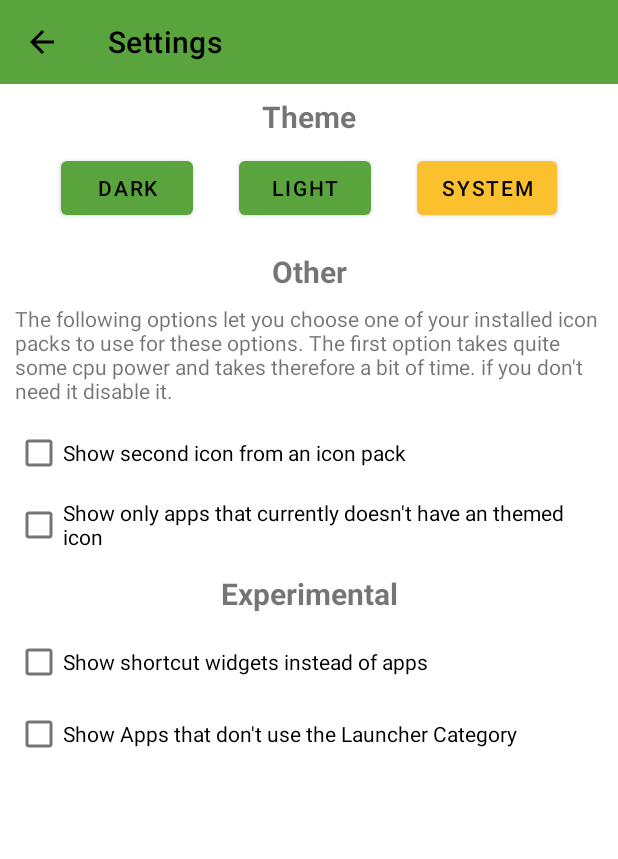
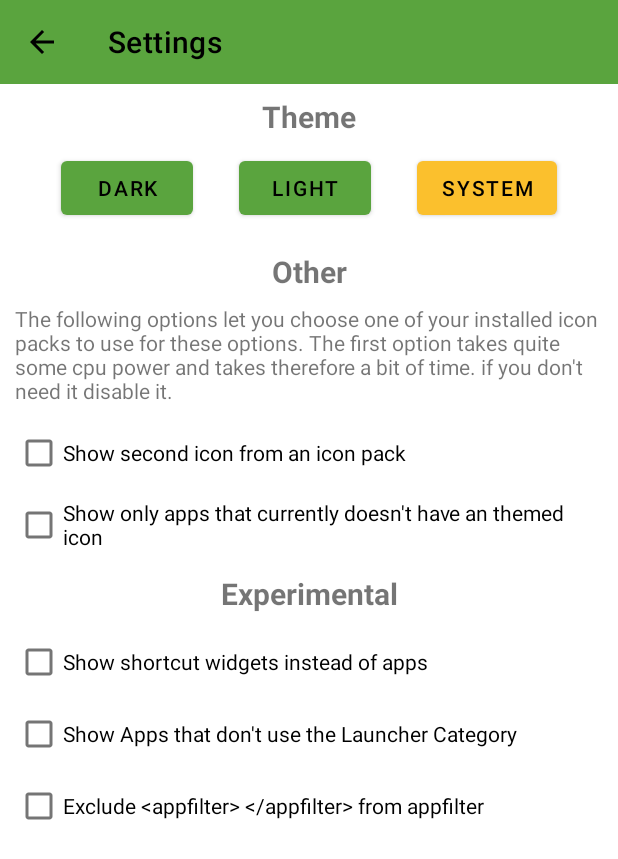
Before and after one commit to Kaiserdragon2/IconRequest, an Android app: the SettingActivity screen opened directly, with no data from a screen before it, on a phone screen of 412 x 824 dp. Shown: the top 859 px of the screen. Run offline under Robolectric (Android 15) with nearby library versions, the phone set to English and light mode, and no system bars.

Commit message:
Add feature to exclude appfilter declaration

```diff
--- a/app/build.gradle
+++ b/app/build.gradle
@@ -9,7 +9,7 @@ android {
         vectorDrawables.generatedDensities = []
         minSdkVersion 23
         targetSdk 35
-        versionName '2.5.8'
+        versionName '2.5.9'
         versionCode 30
     }
 
@@ -51,7 +51,7 @@ android {
 dependencies {
     implementation 'androidx.annotation:annotation:1.9.1'
     implementation 'androidx.appcompat:appcompat:1.7.0'
-    implementation 'androidx.core:core:1.15.0'
+    implementation 'androidx.core:core:1.16.0'
     implementation 'com.google.android.material:material:1.12.0'
     implementation 'com.github.sarsamurmu:AdaptiveIconBitmap:1.0.2'
 }
--- a/app/src/main/java/de/kaiserdragon/iconrequest/SettingActivity.java
+++ b/app/src/main/java/de/kaiserdragon/iconrequest/SettingActivity.java
@@ -38,6 +38,7 @@ public class SettingActivity extends AppCompatActivity {
         ((CheckBox) findViewById(R.id.checkBoxOnly)).setChecked(SettingsHelper.loadDataBool("SettingOnlyNew", this));
         ((CheckBox) findViewById(R.id.checkShortcut)).setChecked(SettingsHelper.loadDataBool("Shortcut", this));
         ((CheckBox) findViewById(R.id.checkActionMain)).setChecked(SettingsHelper.loadDataBool("ActionMain", this));
+        ((CheckBox) findViewById(R.id.exclude_appfilter_line)).setChecked(SettingsHelper.loadDataBool("exclude_appfilter_line", this));
 
 
         //Button setDark = findViewById(R.id.radioDark);
@@ -59,6 +60,8 @@ public class SettingActivity extends AppCompatActivity {
         Shortcut.setOnClickListener(view -> start(view, 0));
         CheckBox ActionMain = findViewById(R.id.checkActionMain);
         ActionMain.setOnClickListener(view -> start(view, 0));
+        CheckBox exclude_appfilter_line = findViewById(R.id.exclude_appfilter_line);
+        exclude_appfilter_line.setOnClickListener(view -> start(view, 0));
 
         Toolbar toolbar = findViewById(R.id.toolbar);
         setSupportActionBar(toolbar);
@@ -82,6 +85,8 @@ public class SettingActivity extends AppCompatActivity {
                 SettingsHelper.saveDataBool("Shortcut", ((CheckBox) view).isChecked(), this);
             } else if (view == findViewById(R.id.checkActionMain)) {
                 SettingsHelper.saveDataBool("ActionMain", ((CheckBox) view).isChecked(), this);
+            } else if (view == findViewById(R.id.exclude_appfilter_line)) {
+                SettingsHelper.saveDataBool("exclude_appfilter_line", ((CheckBox) view).isChecked(), this);
             }
         }
 
--- a/app/src/main/res/layout/settings.xml
+++ b/app/src/main/res/layout/settings.xml
@@ -148,6 +148,11 @@
                 android:layout_width="match_parent"
                 android:layout_height="wrap_content"
                 android:text="@string/MainNoLaunch" />
+            <CheckBox
+                android:id="@+id/exclude_appfilter_line"
+                android:layout_width="match_parent"
+                android:layout_height="wrap_content"
+                android:text="@string/excludeAppfilterLines" />
 
         </LinearLayout>
     </ScrollView>
--- a/app/src/main/res/values/strings.xml
+++ b/app/src/main/res/values/strings.xml
@@ -63,6 +63,7 @@
     <string name="IconPack2" translatable="false">IconPack2</string>
     <string name="All">All</string>
     <string name="choose2IPack">Choose two icon packs</string>
+    <string name="excludeAppfilterLines">Exclude &lt;appfilter&gt; &lt;/appfilter&gt; from appfilter</string>
 
 
 </resources>
--- a/build.gradle
+++ b/build.gradle
@@ -7,7 +7,7 @@ buildscript {
     }
 
     dependencies {
-        classpath 'com.android.tools.build:gradle:8.8.2'
+        classpath 'com.android.tools.build:gradle:8.9.1'
 
         // NOTE: Do not place your application dependencies here; they belong
         // in the individual module build.gradle files
```
Also changed, not shown: app/src/main/java/de/kaiserdragon/iconrequest/helper/ShareHelper.java (+9 -5 lines), gradle/wrapper/gradle-wrapper.properties, 2 other files.
